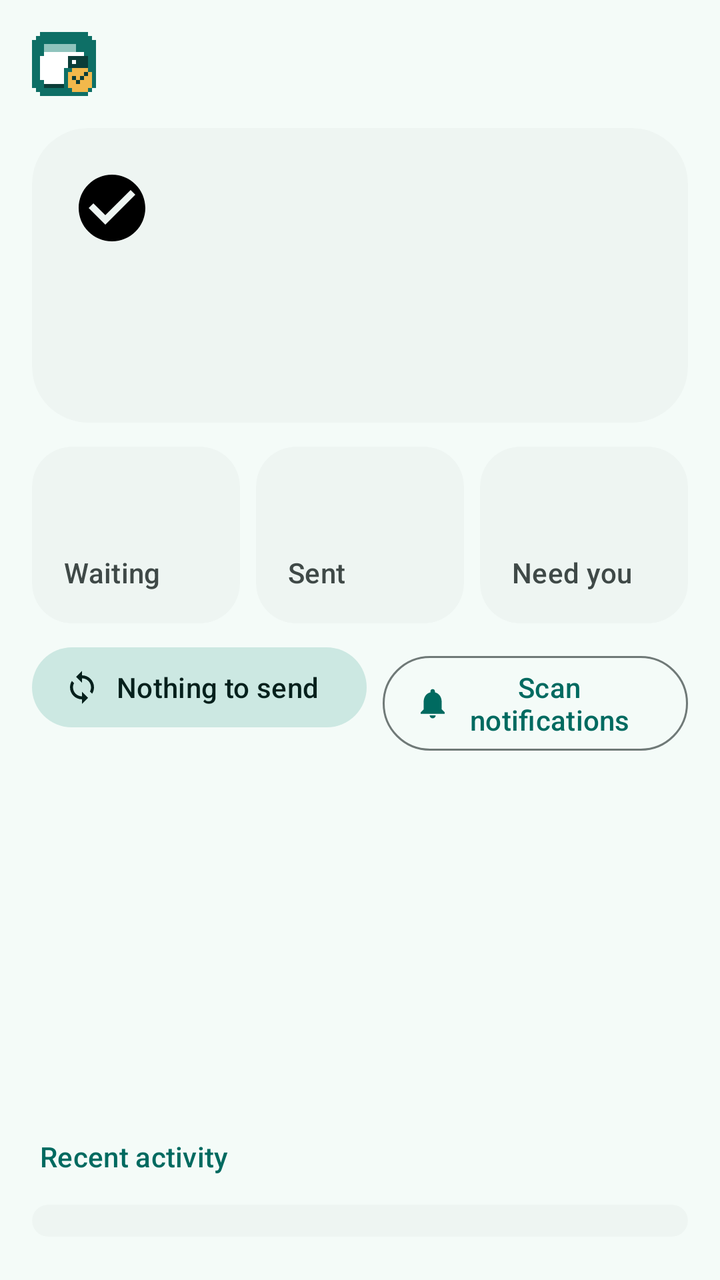
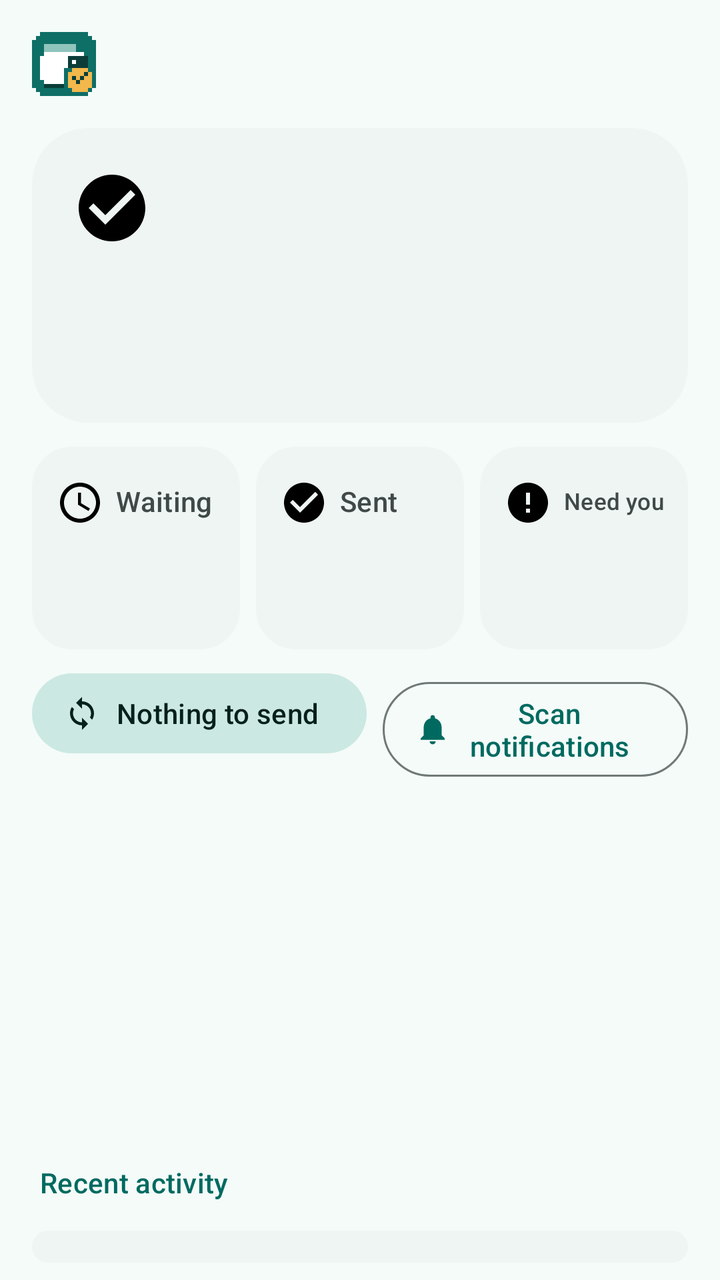

Two renders of the same Android screen: before a commit and after it. Below are the layout's source before the change and the commit's diff.
<!-- AndroidManifest.xml: application theme Theme.BankSync -->
<!-- res/layout/activity_main.xml -->
<?xml version="1.0" encoding="utf-8"?>
<androidx.coordinatorlayout.widget.CoordinatorLayout xmlns:android="http://schemas.android.com/apk/res/android"
    xmlns:app="http://schemas.android.com/apk/res-auto"
    android:id="@+id/root"
    android:layout_width="match_parent"
    android:layout_height="match_parent">

    <com.google.android.material.appbar.AppBarLayout
        android:id="@+id/appBar"
        android:layout_width="match_parent"
        android:layout_height="wrap_content"
        android:fitsSystemWindows="true">

        
        <com.google.android.material.appbar.MaterialToolbar
            android:id="@+id/toolbar"
            android:layout_width="match_parent"
            android:layout_height="?attr/actionBarSize"
            android:elevation="0dp">

            <ImageView
                android:layout_width="32dp"
                android:layout_height="32dp"
                android:layout_gravity="start|center_vertical"
                android:contentDescription="Bank to Wallet"
                android:src="@drawable/ic_logo" />
        </com.google.android.material.appbar.MaterialToolbar>
    </com.google.android.material.appbar.AppBarLayout>

    <androidx.core.widget.NestedScrollView
        android:id="@+id/scroll"
        android:layout_width="match_parent"
        android:layout_height="match_parent"
        android:clipToPadding="false"
        android:paddingBottom="24dp"
        app:layout_behavior="@string/appbar_scrolling_view_behavior">

        <LinearLayout
            android:layout_width="match_parent"
            android:layout_height="wrap_content"
            android:orientation="vertical"
            android:paddingStart="16dp"
            android:paddingEnd="16dp">

            
            <com.google.android.material.card.MaterialCardView
                android:id="@+id/heroCard"
                android:layout_width="match_parent"
                android:layout_height="wrap_content"
                app:shapeAppearance="@style/ShapeAppearance.BankSync.ExtraLarge">

                <LinearLayout
                    android:id="@+id/heroBody"
                    android:layout_width="match_parent"
                    android:layout_height="wrap_content"
                    android:orientation="vertical"
                    android:padding="20dp">

                    <ImageView
                        android:id="@+id/heroIcon"
                        android:layout_width="40dp"
                        android:layout_height="40dp"
                        android:importantForAccessibility="no"
                        android:src="@drawable/ic_check_circle" />

                    <TextView
                        android:id="@+id/heroTitle"
                        android:layout_width="match_parent"
                        android:layout_height="wrap_content"
                        android:layout_marginTop="12dp"
                        android:textAppearance="?attr/textAppearanceHeadlineSmall" />

                    <TextView
                        android:id="@+id/heroText"
                        android:layout_width="match_parent"
                        android:layout_height="wrap_content"
                        android:layout_marginTop="4dp"
                        android:textAppearance="?attr/textAppearanceBodyMedium" />

                    <com.google.android.material.button.MaterialButton
                        android:id="@+id/heroAction"
                        android:layout_width="wrap_content"
                        android:layout_height="wrap_content"
                        android:layout_marginTop="12dp"
                        android:visibility="gone" />
                </LinearLayout>
            </com.google.android.material.card.MaterialCardView>

            
            <LinearLayout
                android:id="@+id/checksList"
                android:layout_width="match_parent"
                android:layout_height="wrap_content"
                android:orientation="vertical" />

            
            <LinearLayout
                android:layout_width="match_parent"
                android:layout_height="wrap_content"
                android:layout_marginTop="12dp"
                android:orientation="horizontal">

                <com.google.android.material.card.MaterialCardView
                    android:id="@+id/tileWaiting"
                    style="@style/Widget.BankSync.Tile">

                    <LinearLayout
                        android:layout_width="match_parent"
                        android:layout_height="wrap_content"
                        android:orientation="vertical"
                        android:padding="16dp">

                        <TextView
                            android:id="@+id/countWaiting"
                            android:layout_width="wrap_content"
                            android:layout_height="wrap_content"
                            android:textAppearance="?attr/textAppearanceHeadlineMedium" />

                        <TextView
                            android:layout_width="wrap_content"
                            android:layout_height="wrap_content"
                            android:text="Waiting"
                            android:textAppearance="?attr/textAppearanceLabelLarge"
                            android:textColor="?attr/colorOnSurfaceVariant" />
                    </LinearLayout>
                </com.google.android.material.card.MaterialCardView>

                <com.google.android.material.card.MaterialCardView
                    style="@style/Widget.BankSync.Tile"
                    android:layout_marginStart="8dp"
                    android:layout_marginEnd="8dp">

                    <LinearLayout
                        android:layout_width="match_parent"
                        android:layout_height="wrap_content"
                        android:orientation="vertical"
                        android:padding="16dp">

                        <TextView
                            android:id="@+id/countSynced"
                            android:layout_width="wrap_content"
                            android:layout_height="wrap_content"
                            android:textAppearance="?attr/textAppearanceHeadlineMedium" />

                        <TextView
                            android:layout_width="wrap_content"
                            android:layout_height="wrap_content"
                            android:text="Sent"
                            android:textAppearance="?attr/textAppearanceLabelLarge"
                            android:textColor="?attr/colorOnSurfaceVariant" />
                    </LinearLayout>
                </com.google.android.material.card.MaterialCardView>

                <com.google.android.material.card.MaterialCardView
                    android:id="@+id/tileAttention"
                    style="@style/Widget.BankSync.Tile">

                    <LinearLayout
                        android:layout_width="match_parent"
                        android:layout_height="wrap_content"
                        android:orientation="vertical"
                        android:padding="16dp">

                        <TextView
                            android:id="@+id/countAttention"
                            android:layout_width="wrap_content"
                            android:layout_height="wrap_content"
                            android:textAppearance="?attr/textAppearanceHeadlineMedium" />

                        <TextView
                            android:id="@+id/labelAttention"
                            android:layout_width="wrap_content"
                            android:layout_height="wrap_content"
                            android:text="Need you"
                            android:textAppearance="?attr/textAppearanceLabelLarge"
                            android:textColor="?attr/colorOnSurfaceVariant" />
                    </LinearLayout>
                </com.google.android.material.card.MaterialCardView>
            </LinearLayout>

            <LinearLayout
                android:layout_width="match_parent"
                android:layout_height="wrap_content"
                android:layout_marginTop="8dp"
                android:orientation="horizontal">

                <com.google.android.material.button.MaterialButton
                    android:id="@+id/syncButton"
                    style="@style/Widget.Material3.Button.TonalButton.Icon"
                    android:layout_width="wrap_content"
                    android:layout_height="wrap_content"
                    android:text="Nothing to send"
                    app:icon="@drawable/ic_sync" />

                <com.google.android.material.button.MaterialButton
                    android:id="@+id/scanButton"
                    style="@style/Widget.Material3.Button.OutlinedButton.Icon"
                    android:layout_width="wrap_content"
                    android:layout_height="wrap_content"
                    android:layout_marginStart="8dp"
                    android:text="Scan notifications"
                    app:icon="@drawable/ic_notifications" />

                <com.google.android.material.button.MaterialButton
                    android:id="@+id/retryButton"
                    style="@style/Widget.Material3.Button.TextButton"
                    android:layout_width="wrap_content"
                    android:layout_height="wrap_content"
                    android:layout_marginStart="8dp"
                    android:text="Retry failed" />
            </LinearLayout>

            
            <com.google.android.material.progressindicator.LinearProgressIndicator
                android:id="@+id/syncProgress"
                android:layout_width="match_parent"
                android:layout_height="wrap_content"
                android:layout_marginTop="8dp"
                android:indeterminate="true"
                android:visibility="gone" />

            
            <LinearLayout
                android:layout_width="match_parent"
                android:layout_height="wrap_content"
                android:layout_marginTop="16dp"
                android:gravity="center_vertical"
                android:orientation="horizontal">

                <TextView
                    style="@style/Widget.BankSync.SectionTitle"
                    android:layout_width="0dp"
                    android:layout_marginTop="0dp"
                    android:layout_marginBottom="0dp"
                    android:layout_weight="1"
                    android:text="Recent activity" />

                <com.google.android.material.button.MaterialButton
                    android:id="@+id/clearButton"
                    style="@style/Widget.Material3.Button.IconButton"
                    android:layout_width="wrap_content"
                    android:layout_height="wrap_content"
                    android:contentDescription="Clear sent history"
                    android:visibility="gone"
                    app:icon="@drawable/ic_delete"
                    app:iconTint="?attr/colorOnSurfaceVariant" />

                <com.google.android.material.button.MaterialButton
                    android:id="@+id/hideButton"
                    style="@style/Widget.Material3.Button.IconButton"
                    android:layout_width="wrap_content"
                    android:layout_height="wrap_content"
                    app:iconTint="?attr/colorOnSurfaceVariant" />
            </LinearLayout>

            <com.google.android.material.card.MaterialCardView
                android:layout_width="match_parent"
                android:layout_height="wrap_content">

                <LinearLayout
                    android:id="@+id/recentList"
                    android:layout_width="match_parent"
                    android:layout_height="wrap_content"
                    android:orientation="vertical"
                    android:paddingTop="8dp"
                    android:paddingBottom="8dp" />
            </com.google.android.material.card.MaterialCardView>
        </LinearLayout>
    </androidx.core.widget.NestedScrollView>
</androidx.coordinatorlayout.widget.CoordinatorLayout>
<!-- resources referenced by this layout -->
<resources>
  <style name="ShapeAppearance.BankSync.ExtraLarge" parent="ShapeAppearance.Material3.Corner.ExtraLarge">
          <item name="cornerSize">28dp</item>
      </style>
  <style name="Widget.BankSync.SectionTitle" parent="">
          <item name="android:layout_width">match_parent</item>
          <item name="android:layout_height">wrap_content</item>
          <item name="android:layout_marginTop">24dp</item>
          <item name="android:layout_marginBottom">8dp</item>
          <item name="android:paddingStart">4dp</item>
          <item name="android:textAppearance">?attr/textAppearanceTitleSmall</item>
          <item name="android:textColor">?attr/colorPrimary</item>
      </style>
  <style name="Widget.BankSync.Tile" parent="Widget.BankSync.Card">
          <item name="android:layout_width">0dp</item>
          <item name="android:layout_height">wrap_content</item>
          <item name="android:layout_weight">1</item>
      </style>
  <style name="Widget.BankSync.Card" parent="Widget.Material3.CardView.Filled">
          <item name="cardBackgroundColor">?attr/colorSurfaceContainerLow</item>
          <item name="shapeAppearance">@style/ShapeAppearance.BankSync.Large</item>
      </style>
  <style name="ShapeAppearance.BankSync.Large" parent="ShapeAppearance.Material3.Corner.Large">
          <item name="cornerSize">20dp</item>
      </style>
  <!-- unchanged entries left out for length: 6 -->
</resources>

<!-- the commit's change to res/layout/activity_main.xml (unified diff, before → after) -->
@@ -108,20 +108,33 @@
                         android:layout_width="match_parent"
                         android:layout_height="wrap_content"
                         android:orientation="vertical"
-                        android:padding="16dp">
+                        android:paddingStart="12dp"
+                        android:paddingTop="16dp"
+                        android:paddingEnd="12dp"
+                        android:paddingBottom="16dp">
+
+                        <LinearLayout
+                            android:layout_width="match_parent"
+                            android:layout_height="wrap_content"
+                            android:gravity="center_vertical"
+                            android:orientation="horizontal">
+
+                            <ImageView
+                                android:id="@+id/iconWaiting"
+                                style="@style/Widget.BankSync.TileIcon"
+                                android:src="@drawable/ic_schedule" />
+
+                            <TextView
+                                style="@style/Widget.BankSync.TileLabel"
+                                android:text="Waiting" />
+                        </LinearLayout>
 
                         <TextView
                             android:id="@+id/countWaiting"
                             android:layout_width="wrap_content"
                             android:layout_height="wrap_content"
+                            android:layout_marginTop="8dp"
                             android:textAppearance="?attr/textAppearanceHeadlineMedium" />
-
-                        <TextView
-                            android:layout_width="wrap_content"
-                            android:layout_height="wrap_content"
-                            android:text="Waiting"
-                            android:textAppearance="?attr/textAppearanceLabelLarge"
-                            android:textColor="?attr/colorOnSurfaceVariant" />
                     </LinearLayout>
                 </com.google.android.material.card.MaterialCardView>
 
@@ -134,20 +147,33 @@
                         android:layout_width="match_parent"
                         android:layout_height="wrap_content"
                         android:orientation="vertical"
-                        android:padding="16dp">
+                        android:paddingStart="12dp"
+                        android:paddingTop="16dp"
+                        android:paddingEnd="12dp"
+                        android:paddingBottom="16dp">
+
+                        <LinearLayout
+                            android:layout_width="match_parent"
+                            android:layout_height="wrap_content"
+                            android:gravity="center_vertical"
+                            android:orientation="horizontal">
+
+                            <ImageView
+                                android:id="@+id/iconSynced"
+                                style="@style/Widget.BankSync.TileIcon"
+                                android:src="@drawable/ic_check_circle" />
+
+                            <TextView
+                                style="@style/Widget.BankSync.TileLabel"
+                                android:text="Sent" />
+                        </LinearLayout>
 
                         <TextView
                             android:id="@+id/countSynced"
                             android:layout_width="wrap_content"
                             android:layout_height="wrap_content"
+                            android:layout_marginTop="8dp"
                             android:textAppearance="?attr/textAppearanceHeadlineMedium" />
-
-                        <TextView
-                            android:layout_width="wrap_content"
-                            android:layout_height="wrap_content"
-                            android:text="Sent"
-                            android:textAppearance="?attr/textAppearanceLabelLarge"
-                            android:textColor="?attr/colorOnSurfaceVariant" />
                     </LinearLayout>
                 </com.google.android.material.card.MaterialCardView>
 
@@ -159,21 +185,34 @@
                         android:layout_width="match_parent"
                         android:layout_height="wrap_content"
                         android:orientation="vertical"
-                        android:padding="16dp">
+                        android:paddingStart="12dp"
+                        android:paddingTop="16dp"
+                        android:paddingEnd="12dp"
+                        android:paddingBottom="16dp">
+
+                        <LinearLayout
+                            android:layout_width="match_parent"
+                            android:layout_height="wrap_content"
+                            android:gravity="center_vertical"
+                            android:orientation="horizontal">
+
+                            <ImageView
+                                android:id="@+id/iconAttention"
+                                style="@style/Widget.BankSync.TileIcon"
+                                android:src="@drawable/ic_error" />
+
+                            <TextView
+                                android:id="@+id/labelAttention"
+                                style="@style/Widget.BankSync.TileLabel"
+                                android:text="Need you" />
+                        </LinearLayout>
 
                         <TextView
                             android:id="@+id/countAttention"
                             android:layout_width="wrap_content"
                             android:layout_height="wrap_content"
+                            android:layout_marginTop="8dp"
                             android:textAppearance="?attr/textAppearanceHeadlineMedium" />
-
-                        <TextView
-                            android:id="@+id/labelAttention"
-                            android:layout_width="wrap_content"
-                            android:layout_height="wrap_content"
-                            android:text="Need you"
-                            android:textAppearance="?attr/textAppearanceLabelLarge"
-                            android:textColor="?attr/colorOnSurfaceVariant" />
                     </LinearLayout>
                 </com.google.android.material.card.MaterialCardView>
             </LinearLayout>
@@ -207,7 +246,8 @@
                     android:layout_width="wrap_content"
                     android:layout_height="wrap_content"
                     android:layout_marginStart="8dp"
-                    android:text="Retry failed" />
+                    android:text="Retry failed"
+                    android:textColor="?attr/colorError" />
             </LinearLayout>
 
             
<!-- resource entries referenced after the edit -->
@@ -1,5 +1,23 @@
 <!-- resources referenced by this layout -->
 <resources>
+  <!-- drawable ic_error (drawable) -->
+  <?xml version="1.0" encoding="utf-8"?>
+  <vector xmlns:android="http://schemas.android.com/apk/res/android"
+      android:width="24dp"
+      android:height="24dp"
+      android:viewportWidth="24"
+      android:viewportHeight="24">
+      <path android:fillColor="#FF000000" android:pathData="M12,2C6.48,2 2,6.48 2,12s4.48,10 10,10 10,-4.48 10,-10S17.52,2 12,2zM13,17h-2v-2h2v2zM13,13h-2L11,7h2v6z" />
+  </vector>
+  <!-- drawable ic_schedule (drawable) -->
+  <?xml version="1.0" encoding="utf-8"?>
+  <vector xmlns:android="http://schemas.android.com/apk/res/android"
+      android:width="24dp"
+      android:height="24dp"
+      android:viewportWidth="24"
+      android:viewportHeight="24">
+      <path android:fillColor="#FF000000" android:pathData="M11.99,2C6.47,2 2,6.48 2,12s4.47,10 9.99,10C17.52,22 22,17.52 22,12S17.52,2 11.99,2zM12,20c-4.42,0 -8,-3.58 -8,-8s3.58,-8 8,-8 8,3.58 8,8 -3.58,8 -8,8zM12.5,7H11v6l5.25,3.15 0.75,-1.23 -4.5,-2.67z" />
+  </vector>
   <style name="ShapeAppearance.BankSync.ExtraLarge" parent="ShapeAppearance.Material3.Corner.ExtraLarge">
           <item name="cornerSize">28dp</item>
       </style>
@@ -9,6 +27,9 @@
           <item name="android:layout_marginTop">24dp</item>
           <item name="android:layout_marginBottom">8dp</item>
           <item name="android:paddingStart">4dp</item>
+          <item name="android:gravity">center_vertical</item>
+          <item name="android:drawablePadding">8dp</item>
+          <item name="android:drawableTint">?attr/colorPrimary</item>
           <item name="android:textAppearance">?attr/textAppearanceTitleSmall</item>
           <item name="android:textColor">?attr/colorPrimary</item>
       </style>
@@ -16,6 +37,28 @@
           <item name="android:layout_width">0dp</item>
           <item name="android:layout_height">wrap_content</item>
           <item name="android:layout_weight">1</item>
+      </style>
+  <style name="Widget.BankSync.TileIcon" parent="">
+          <item name="android:layout_width">24dp</item>
+          <item name="android:layout_height">24dp</item>
+          <item name="android:importantForAccessibility">no</item>
+      </style>
+  <style name="Widget.BankSync.TileLabel" parent="">
+          <item name="android:layout_width">0dp</item>
+          <item name="android:layout_height">24dp</item>
+          <item name="android:layout_weight">1</item>
+          <item name="android:layout_marginStart">6dp</item>
+          <item name="android:gravity">center_vertical</item>
+          <item name="android:maxLines">2</item>
+          <item name="android:includeFontPadding">false</item>
+          <item name="android:fontFamily">sans-serif-medium</item>
+          <item name="android:letterSpacing">0.00714</item>
+          <item name="android:textColor">?attr/colorOnSurfaceVariant</item>
+          <item name="android:textSize">14sp</item>
+          <item name="android:autoSizeTextType">uniform</item>
+          <item name="android:autoSizeMinTextSize">8sp</item>
+          <item name="android:autoSizeMaxTextSize">14sp</item>
+          <item name="android:autoSizeStepGranularity">0.5sp</item>
       </style>
   <style name="Widget.BankSync.Card" parent="Widget.Material3.CardView.Filled">
           <item name="cardBackgroundColor">?attr/colorSurfaceContainerLow</item>
